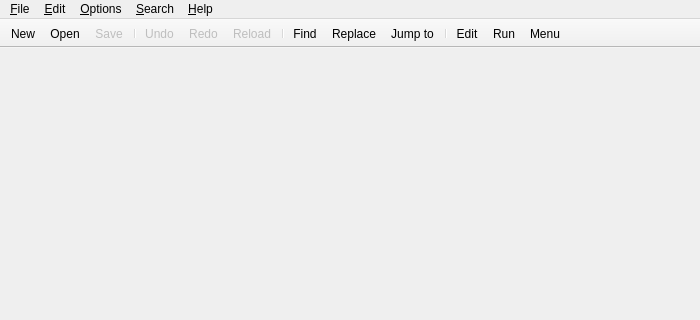
vecnathewhisperd0/FeatherPad, file featherpad/fp.ui: the form before one commit; both pictures show x 0 to 700 and y 0 to 320 of the 700 by 500 pixel window.
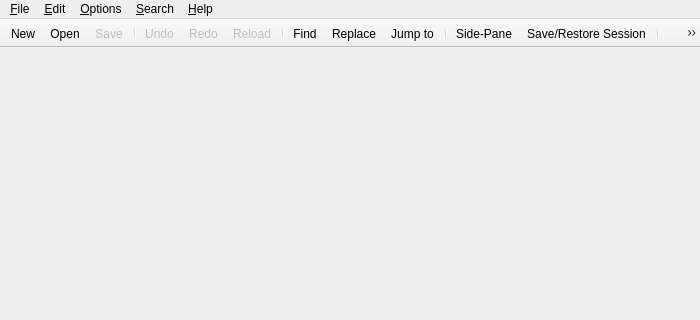
The form after the commit. Custom widgets are drawn as their Qt base class.

Commit message: Added side-pane and session actions to toolbar

Patch:
```diff
--- a/featherpad/fp.ui
+++ b/featherpad/fp.ui
@@ -323,6 +323,9 @@
    <addaction name="actionReplace"/>
    <addaction name="actionJump"/>
    <addaction name="separator"/>
+   <addaction name="actionSidePane"/>
+   <addaction name="actionSession"/>
+   <addaction name="separator"/>
    <addaction name="actionEdit"/>
    <addaction name="actionRun"/>
    <addaction name="actionMenu"/>
```
The commit also changes 43 other files.
